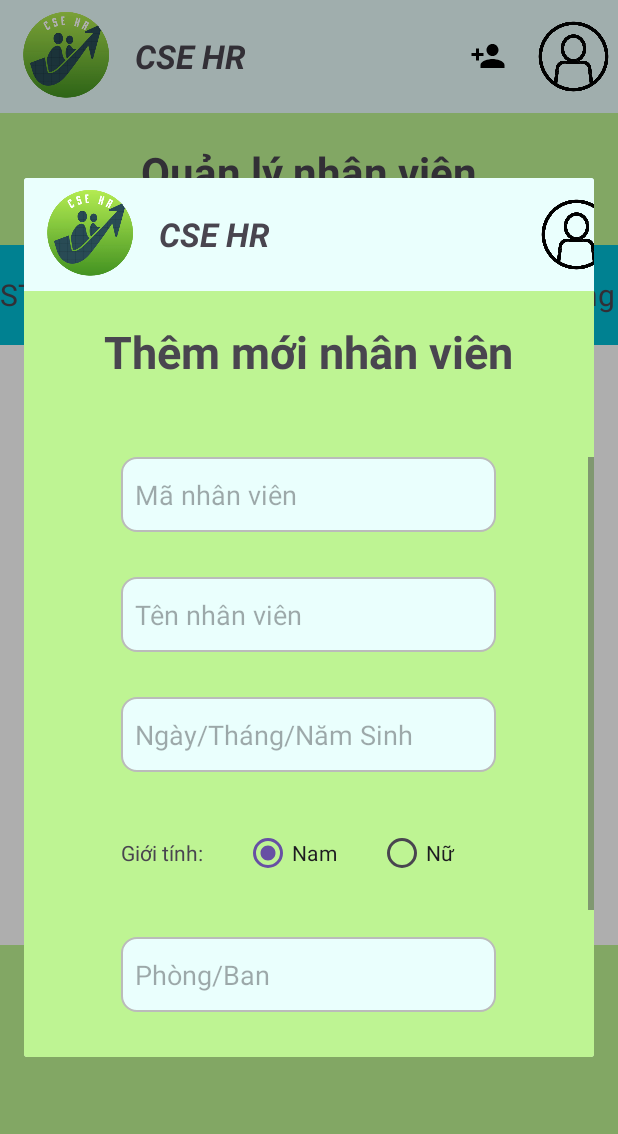
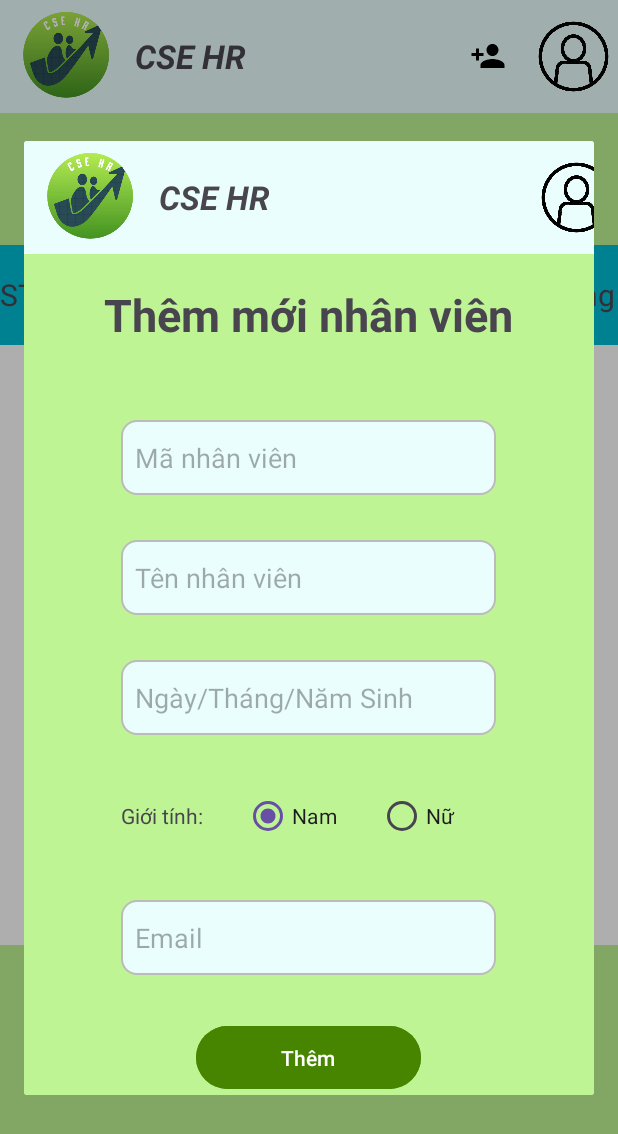
Before and after one commit to TaKarin01/BTL_Android_QLNV, an Android app: the screen it shows after launch (employee), after a tap on an icon or button, on a phone screen of 412 x 824 dp. Shown: the top 1134 px of the screen. Run offline under Robolectric (Android 15) with nearby library versions, the light colour scheme and no system bars.

Commit message:
Project Android

```diff
--- a/app/src/main/java/com/example/btl/employee.java
+++ b/app/src/main/java/com/example/btl/employee.java
@@ -4,7 +4,11 @@ import android.annotation.SuppressLint;
 import android.app.Dialog;
 import android.os.Bundle;
 import android.view.View;
+import android.widget.Button;
+import android.widget.EditText;
 import android.widget.ImageView;
+import android.widget.RadioButton;
+import android.widget.Toast;
 
 import androidx.annotation.Nullable;
 import androidx.appcompat.app.AppCompatActivity;
@@ -28,6 +32,40 @@ public class employee extends AppCompatActivity {
     {
         Dialog dialog = new Dialog(this);
         dialog.setContentView(R.layout.activity_add_person);
+
+        //Lay thong tin
+        EditText id,name,birth, dept, email;
+        RadioButton rb_male, rb_female;
+        id = dialog.findViewById(R.id.IDNV);
+        name = dialog.findViewById(R.id.name);
+        birth = dialog.findViewById(R.id.dob);
+        dept = dialog.findViewById(R.id.department);
+        email = dialog.findViewById(R.id.email);
+
+        rb_male = dialog.findViewById(R.id.male);
+        rb_female = dialog.findViewById(R.id.female);
+
+        Button btn_add = dialog.findViewById(R.id.add);
+
+        btn_add.setOnClickListener(new View.OnClickListener() {
+            @Override
+            public void onClick(View v) {
+                String str_id = id.getText().toString();
+                String str_name = name.getText().toString();
+                String str_birth = birth.getText().toString();
+                String str_dept = dept.getText().toString();
+                String str_email = email.getText().toString();
+
+                if(str_id.equals("") || str_name.equals("") || str_birth.equals("") || str_dept.equals("") || str_email.equals(""))
+                {
+                    Toast.makeText(employee.this, "Vui lòng nhập đầy đủ thông tin!", Toast.LENGTH_SHORT).show();
+                }
+                else
+                {
+
+                }
+            }
+        });
         dialog.show();
     }
 }
--- a/app/src/main/res/layout/activity_add_person.xml
+++ b/app/src/main/res/layout/activity_add_person.xml
@@ -62,7 +62,7 @@
 
             <ScrollView
                 android:layout_width="match_parent"
-                android:layout_height="400dp"
+                android:layout_height="450dp"
                 android:layout_marginTop="50dp">
 
                 <LinearLayout
@@ -125,14 +125,6 @@
                             android:text="Nữ" />
                     </RadioGroup>
 
-                    <EditText
-                        android:id="@+id/department"
-                        android:layout_width="250dp"
-                        android:layout_height="50dp"
-                        android:hint="  Phòng/Ban"
-                        android:layout_gravity="center"
-                        android:background="@drawable/botron_text"
-                        android:layout_marginTop="30dp"/>
 
                     <EditText
                         android:id="@+id/email"
@@ -143,6 +135,7 @@
                         android:background="@drawable/botron_text"
                         android:layout_marginTop="30dp"/>
                     <Button
+                        android:id="@+id/add"
                         android:layout_width="150dp"
                         android:layout_height="50dp"
                         android:layout_gravity="center"
--- a/app/src/main/res/layout/activity_home.xml
+++ b/app/src/main/res/layout/activity_home.xml
@@ -77,7 +77,7 @@
                 />
 
             <Button
-                android:id="@+id/button2"
+                android:id="@+id/employee"
                 android:layout_width="250dp"
                 android:layout_height="70dp"
                 android:text="Nhân viên"
@@ -88,7 +88,7 @@
                 android:textSize="24sp"/>
 
             <Button
-                android:id="@+id/button3"
+                android:id="@+id/work"
                 android:layout_width="250dp"
                 android:layout_height="70dp"
                 android:text="Công việc"
```
Also changed, not shown: app/src/main/java/com/example/btl/Database.java (+24 -0 lines), app/src/main/java/com/example/btl/home.java (+15 -0 lines).
